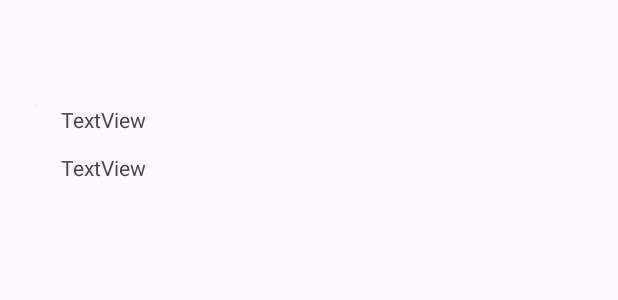
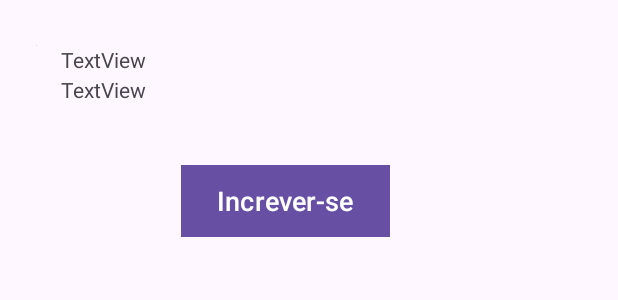
Before and after one commit to dreamTeamSp/Ezy, an Android app: the layout curso.xml on its own in the app's theme, with its tools: preview values and no code run, on a phone screen of 412 x 824 dp. Shown: the top 300 px of the screen. Run offline under Robolectric (Android 15) with nearby library versions, the phone set to English and light mode, and no system bars.

Commit message:
atualização1010

```diff
--- a/Ezy/app/src/main/java/com/example/ezymobile/ui/notifications/NotificationsFragment.java
+++ b/Ezy/app/src/main/java/com/example/ezymobile/ui/notifications/NotificationsFragment.java
@@ -65,6 +65,7 @@ public class NotificationsFragment extends Fragment {
                 .addOnSuccessListener(new OnSuccessListener<DocumentSnapshot>() {
                     @Override
                     public void onSuccess(DocumentSnapshot documentSnapshot) {
+                        if(documentSnapshot.getData() != null){
                             Log.d("TESTE APP", documentSnapshot.getId() + " => " + documentSnapshot.getData());
                             //Recupera o valor gravado no Firestore
                             Map<String, Object> mapa = documentSnapshot.getData();
@@ -109,6 +110,8 @@ public class NotificationsFragment extends Fragment {
                             //Passando o adapter para o RecyclerView
                             recyclerTela.setAdapter(adapter);
                         }
+
+                    }
                 })
                 .addOnFailureListener(new OnFailureListener() {
                     @Override
--- a/Ezy/app/src/main/res/layout/curso.xml
+++ b/Ezy/app/src/main/res/layout/curso.xml
@@ -10,8 +10,8 @@
         android:layout_width="wrap_content"
         android:layout_height="wrap_content"
         android:layout_marginStart="24dp"
-        android:layout_marginTop="70dp"
-        android:layout_marginBottom="32dp"
+        android:layout_marginTop="30dp"
+        android:layout_marginBottom="50dp"
         app:layout_constraintBottom_toBottomOf="parent"
         app:layout_constraintStart_toStartOf="parent"
         app:layout_constraintTop_toTopOf="parent"
@@ -35,7 +35,6 @@
         android:layout_width="0dp"
         android:layout_height="60dp"
         android:layout_marginStart="16dp"
-        android:layout_marginTop="12dp"
         android:layout_marginEnd="16dp"
         android:text="TextView"
         app:layout_constraintEnd_toEndOf="parent"
@@ -45,18 +44,14 @@
 
     <Button
         android:id="@+id/btInscrever"
-        android:layout_width="113dp"
-        android:layout_height="0dp"
-        android:layout_marginTop="8dp"
+        android:layout_width="wrap_content"
+        android:layout_height="wrap_content"
         android:layout_marginEnd="80dp"
-        android:layout_marginBottom="24dp"
         android:background="@color/roxo"
         android:text="Increver-se"
-        android:textSize="30px"
-        app:layout_constraintBottom_toBottomOf="parent"
+        android:textSize="18sp"
         app:layout_constraintEnd_toEndOf="parent"
         app:layout_constraintHorizontal_bias="0.571"
         app:layout_constraintStart_toEndOf="@+id/img"
-        app:layout_constraintTop_toBottomOf="@+id/desc"
-        app:layout_constraintVertical_bias="0.365" />
+        app:layout_constraintTop_toBottomOf="@+id/desc" />
 </androidx.constraintlayout.widget.ConstraintLayout>
--- a/Ezy/app/src/main/res/layout/fragment_dashboard.xml
+++ b/Ezy/app/src/main/res/layout/fragment_dashboard.xml
@@ -10,6 +10,7 @@
         android:id="@+id/recyclerView"
         android:layout_width="409dp"
         android:layout_height="729dp"
+        android:layout_marginTop="100dp"
         app:layout_constraintBottom_toBottomOf="parent"
         app:layout_constraintEnd_toEndOf="parent"
         app:layout_constraintStart_toStartOf="parent"
--- a/Ezy/app/src/main/res/layout/fragment_notifications.xml
+++ b/Ezy/app/src/main/res/layout/fragment_notifications.xml
@@ -10,6 +10,7 @@
         android:id="@+id/recyclerView"
         android:layout_width="409dp"
         android:layout_height="729dp"
+        android:layout_marginTop="100dp"
         app:layout_constraintBottom_toBottomOf="parent"
         app:layout_constraintEnd_toEndOf="parent"
         app:layout_constraintStart_toStartOf="parent"
```
Also changed, not shown: Ezy/app/src/main/java/com/example/ezymobile/cursosAdapter.java (+53 -27 lines), Ezy/app/src/main/java/com/example/ezymobile/ui/home/HomeFragment.java (+15 -1 lines), Ezy/app/src/main/res/layout/fragment_home.xml (+50 -6 lines), Ezy/app/src/main/res/drawable/cabecalho.png (added), Ezy/app/src/main/res/drawable/mentor1.png (added), Ezy/app/src/main/res/drawable/mentor2.png (added), Ezy/app/src/main/res/drawable/mentor3.png (added), Ezy/app/src/main/res/drawable/nossaequipe.png (added), Ezy/app/src/main/res/drawable/sobrenosimg.png (added), Ezy/app/src/main/res/drawable/textosobrenos.png (added), 1 other file. Lines whose indentation alone changed are shown as unchanged.
